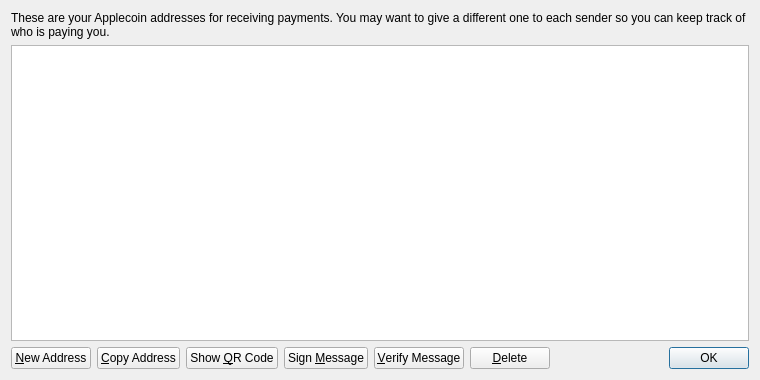
Before: the Qt Designer form src/qt/forms/addressbookpage.ui in Applecoin/Applecoin-Chinese-Client-Source, drawn with Qt 5.
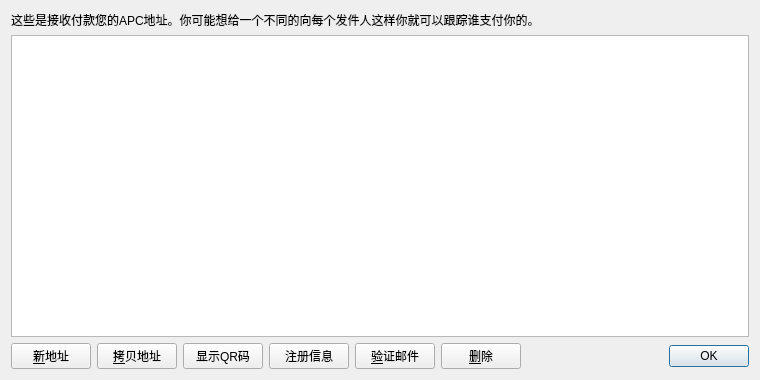
After: the same form once the commit is applied. Icons and pictures are not drawn.

```diff
--- a/src/qt/forms/addressbookpage.ui
+++ b/src/qt/forms/addressbookpage.ui
@@ -17,7 +17,7 @@
    <item>
     <widget class="QLabel" name="labelExplanation">
      <property name="text">
-      <string>These are your Applecoin addresses for receiving payments. You may want to give a different one to each sender so you can keep track of who is paying you.</string>
+      <string>这些是接收付款您的APC地址。你可能想给一个不同的向每个发件人这样你就可以跟踪谁支付你的。</string>
      </property>
      <property name="textFormat">
       <enum>Qt::PlainText</enum>
@@ -63,7 +63,7 @@
         <string>Create a new address</string>
        </property>
        <property name="text">
-        <string>&amp;New Address</string>
+        <string>&amp;新地址</string>
        </property>
        <property name="icon">
         <iconset resource="../bitcoin.qrc">
@@ -77,7 +77,7 @@
         <string>Copy the currently selected address to the system clipboard</string>
        </property>
        <property name="text">
-        <string>&amp;Copy Address</string>
+        <string>&amp;拷贝地址</string>
        </property>
        <property name="icon">
         <iconset resource="../bitcoin.qrc">
@@ -88,7 +88,7 @@
      <item>
       <widget class="QPushButton" name="showQRCode">
        <property name="text">
-        <string>Show &amp;QR Code</string>
+        <string>显示QR码</string>
        </property>
        <property name="icon">
         <iconset resource="../bitcoin.qrc">
@@ -102,7 +102,7 @@
         <string>Sign a message to prove you own a Applecoin address</string>
        </property>
        <property name="text">
-        <string>Sign &amp;Message</string>
+        <string>注册信息</string>
        </property>
        <property name="icon">
         <iconset resource="../bitcoin.qrc">
@@ -116,7 +116,7 @@
         <string>Verify a message to ensure it was signed with a specified Applecoin address</string>
        </property>
        <property name="text">
-        <string>&amp;Verify Message</string>
+        <string>&amp;验证邮件</string>
        </property>
        <property name="icon">
         <iconset resource="../bitcoin.qrc">
@@ -130,7 +130,7 @@
         <string>Delete the currently selected address from the list</string>
        </property>
        <property name="text">
-        <string>&amp;Delete</string>
+        <string>&amp;删除</string>
        </property>
        <property name="icon">
         <iconset resource="../bitcoin.qrc">
```
Left out of the diff: 14 changed lines with no effect on the pictures.
